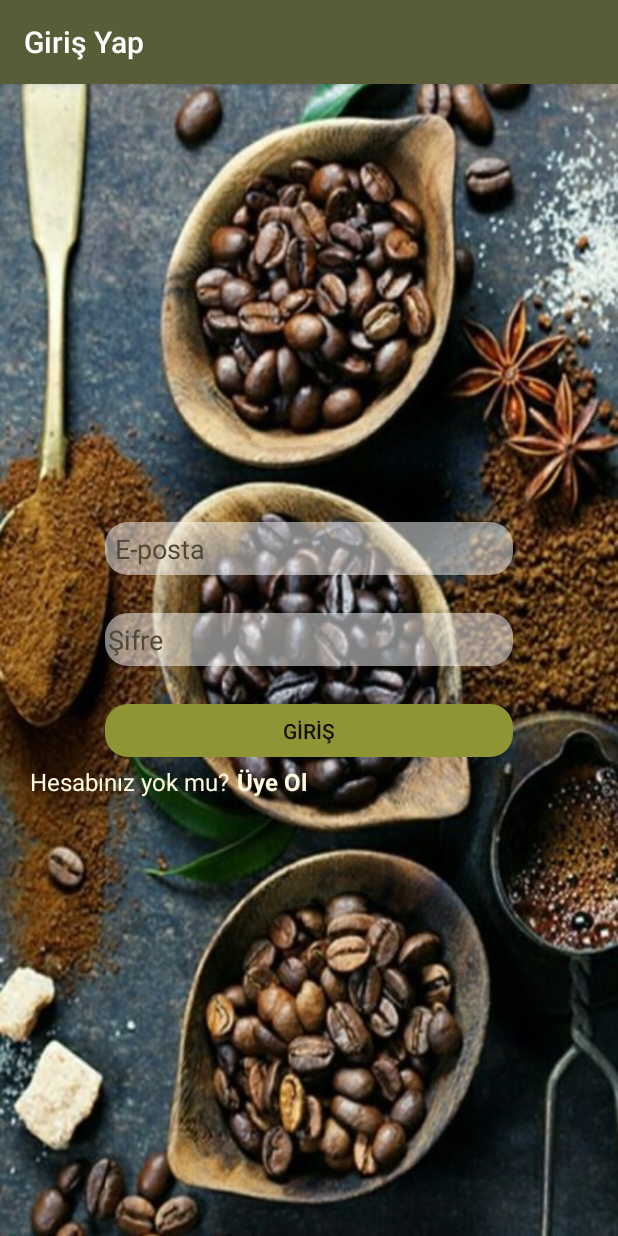
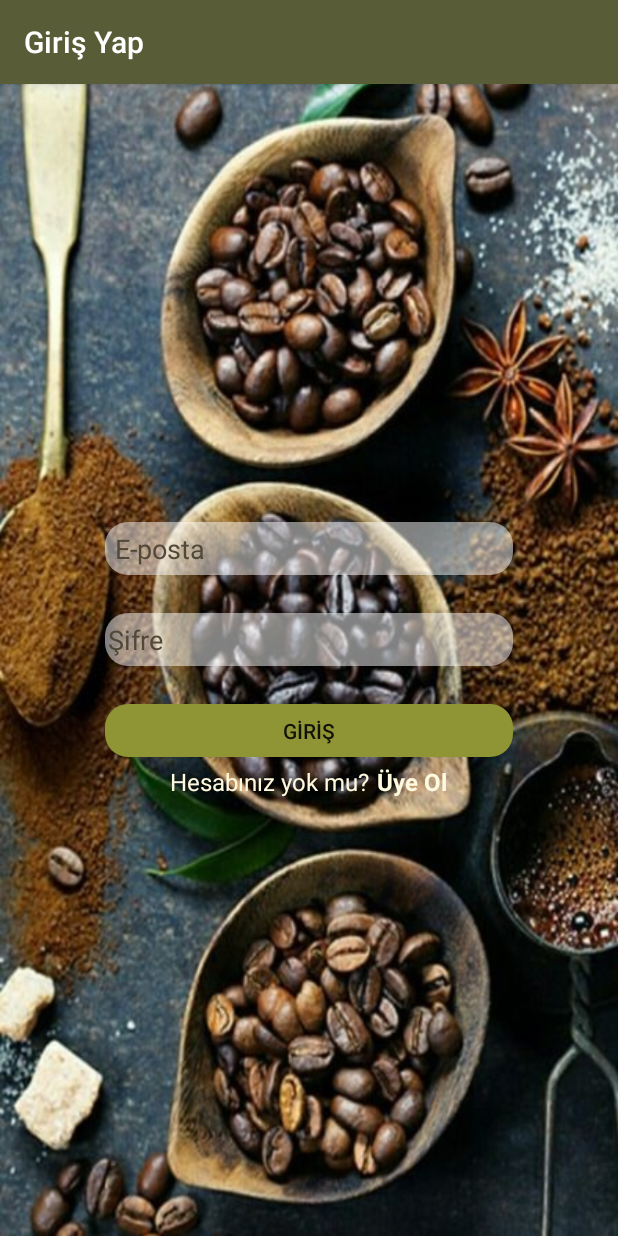
Before and after one commit to BeaconCafe/Tasarim, an Android app: the screen it shows after launch (Giris), on a phone screen of 412 x 824 dp. Run offline under Robolectric (Android 15) with nearby library versions, the phone set to English and light mode, and no system bars; our stand-ins replace Firebase (no records; nobody signed in at launch, a user with empty details on screens opened directly).

Commit message:
Düzeltme yapıldı

```diff
--- a/app/src/main/res/layout/activity_giris.xml
+++ b/app/src/main/res/layout/activity_giris.xml
@@ -62,6 +62,7 @@
             android:layout_marginTop="25dp"
             android:layout_marginLeft="50dp"
             android:layout_marginRight="50dp"
+            android:gravity="center"
             android:background="@drawable/ripple"
             android:backgroundTint="@color/yesil"
             android:text="GİRİŞ" />
@@ -70,6 +71,8 @@
             android:layout_width="wrap_content"
             android:layout_height="wrap_content"
             android:orientation="horizontal"
+            android:layout_gravity="center"
+
             >
             <TextView
                 android:layout_width="match_parent"
@@ -90,6 +93,7 @@
                 android:text="Üye Ol"
                 android:textAppearance="@style/TextAppearance.AppCompat.Body1"
                 android:textSize="16dp"
+
                 android:textColor="@color/colorAccent" />
 
 
```
